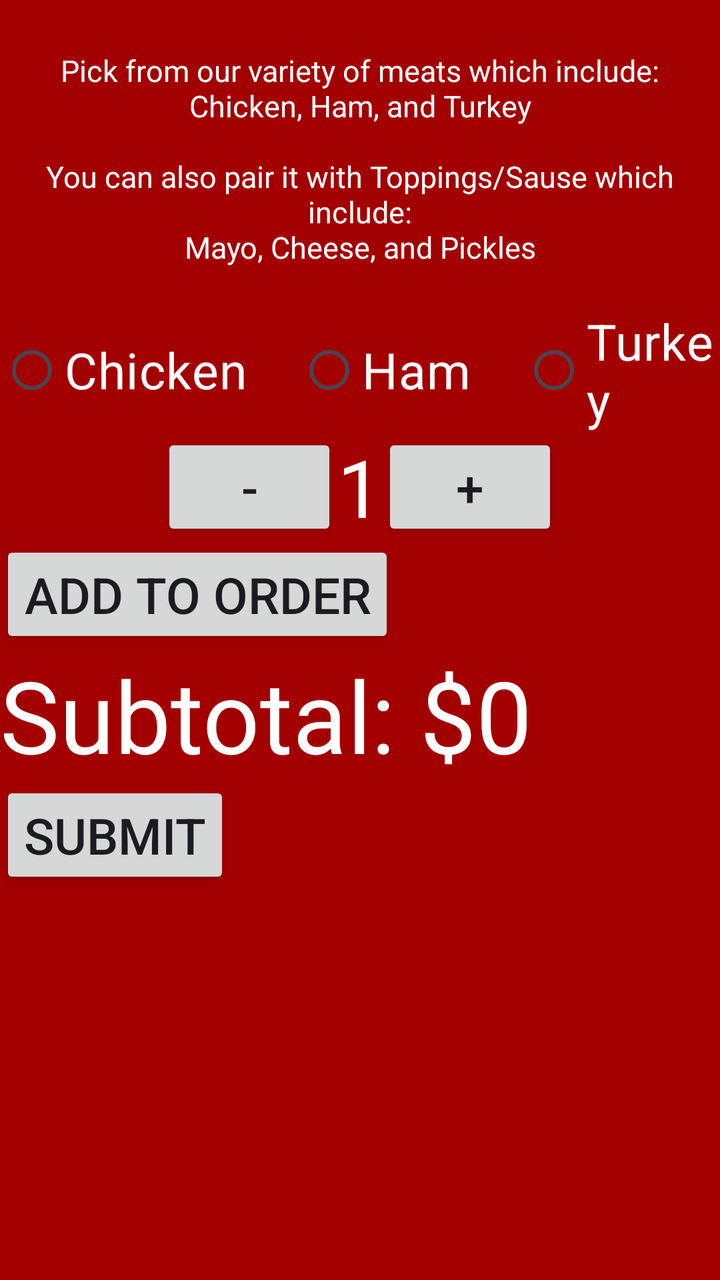
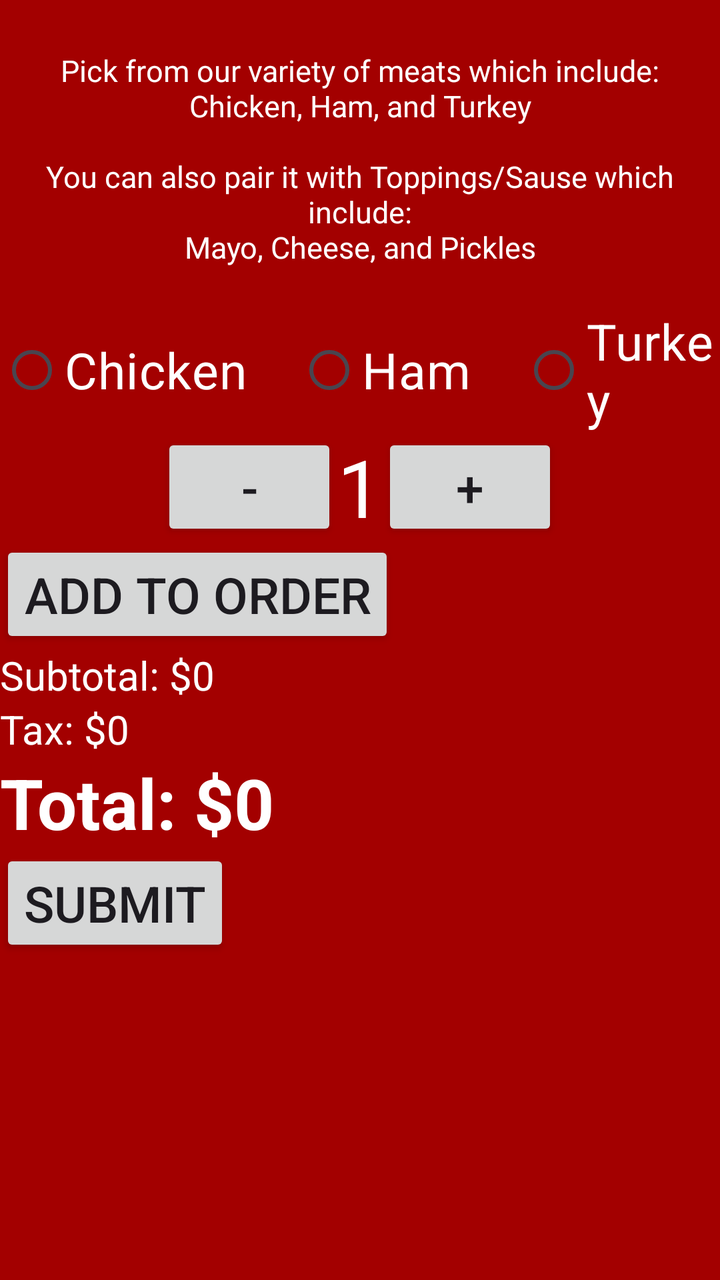

Screens rendered from an Android XML layout before and after an edit, with the pre-edit source and the edit as a unified diff.
<!-- AndroidManifest.xml: application theme Theme.DonniesMeatsYeah -->
<!-- res/layout/activity_sandwich.xml -->
<?xml version="1.0" encoding="utf-8"?>
<LinearLayout
    android:layout_width="match_parent"
    android:layout_height="match_parent"
    android:orientation="vertical"
    android:gravity="top"
    android:background="@color/red"

    xmlns:android="http://schemas.android.com/apk/res/android">

    <View
        android:layout_width="match_parent"
        android:layout_height="25sp"/>

    <TextView
        android:layout_width="match_parent"
        android:layout_height="wrap_content"
        android:text="Pick from our variety of meats which include:\nChicken, Ham, and Turkey\n\nYou can also pair it with Toppings/Sause which include:\nMayo, Cheese, and Pickles"
        android:textColor="@color/white"
        android:textSize="15sp"
        android:gravity="center"/>
    <View
        android:layout_width="match_parent"
        android:layout_height="20sp"/>

    <RadioGroup
        android:layout_width="match_parent"
        android:layout_height="wrap_content"
        android:orientation="horizontal"
        android:gravity="center"
        android:id="@+id/meatRGRP">

        <RadioButton
            android:layout_width="wrap_content"
            android:layout_height="wrap_content"
            android:text="Chicken"
            android:textColor="@color/white"
            android:textSize="25sp"
            android:textColorHighlight="@color/red"
            android:shadowColor="@color/red"
            android:id="@+id/chickenbut"/>
        <View
            android:layout_width="25sp"
            android:layout_height="match_parent"/>
        <RadioButton
            android:layout_width="wrap_content"
            android:layout_height="wrap_content"
            android:text="Ham"
            android:textColor="@color/white"
            android:textSize="25sp"
            android:textColorHighlight="@color/red"
            android:shadowColor="@color/red"
            android:id="@+id/hambut"/>
        <View
            android:layout_width="25sp"
            android:layout_height="match_parent"/>
        <RadioButton
            android:layout_width="wrap_content"
            android:layout_height="wrap_content"
            android:text="Turkey"
            android:textColor="@color/white"
            android:textSize="25sp"
            android:textColorHighlight="@color/red"
            android:shadowColor="@color/red"
            android:id="@+id/turkeybut"/>
    </RadioGroup>

    <LinearLayout
        android:layout_width="match_parent"
        android:layout_height="wrap_content"
        android:orientation="horizontal"
        android:gravity="center">

        <Button
            android:layout_width="wrap_content"
            android:layout_height="wrap_content"
            android:text="-"
            android:id="@+id/minusBTN"
            android:textSize="25sp"
            />
        <TextView
            android:layout_width="wrap_content"
            android:layout_height="wrap_content"
            android:text="1"
            android:textSize="40sp"
            android:textColor="@color/white"
            android:id="@+id/quantityTV"
            android:inputType="number"
            />
        <Button
            android:layout_width="wrap_content"
            android:layout_height="wrap_content"
            android:text="+"
            android:id="@+id/plusBTN"
            android:textSize="25sp"
            />

    </LinearLayout>
    <Button
        android:layout_width="wrap_content"
        android:layout_height="wrap_content"
        android:textSize="25sp"
        android:id="@+id/addOrderBTN"
        android:text="ADD TO ORDER"/>
    <TextView
        android:layout_width="wrap_content"
        android:layout_height="wrap_content"
        android:text="Subtotal: $0"
        android:textColor="@color/white"
        android:textSize="50sp"
        android:id="@+id/subtotalTV"/>
    <Button
        android:layout_width="wrap_content"
        android:layout_height="wrap_content"
        android:textSize="25sp"
        android:text="SUBMIT"
        android:id="@+id/submitBTN"/>




</LinearLayout>
<!-- resources referenced by this layout -->
<resources>
  <color name="red">#A30000</color>
  <color name="white">#FFFFFFFF</color>
  <style name="Theme.DonniesMeatsYeah" parent="Base.Theme.DonniesMeatsYeah" />
  <style name="Base.Theme.DonniesMeatsYeah" parent="Theme.Material3.DayNight.NoActionBar">
          
          
      </style>
</resources>

<!-- the commit's change to res/layout/activity_sandwich.xml (unified diff, before → after) -->
@@ -107,8 +107,23 @@
         android:layout_height="wrap_content"
         android:text="Subtotal: $0"
         android:textColor="@color/white"
-        android:textSize="50sp"
+        android:textSize="20sp"
         android:id="@+id/subtotalTV"/>
+    <TextView
+        android:layout_width="wrap_content"
+        android:layout_height="wrap_content"
+        android:text="Tax: $0"
+        android:textColor="@color/white"
+        android:textSize="20sp"
+        android:id="@+id/taxTV"/>
+    <TextView
+        android:layout_width="wrap_content"
+        android:layout_height="wrap_content"
+        android:text="Total: $0"
+        android:textColor="@color/white"
+        android:textSize="35sp"
+        android:textStyle="bold"
+        android:id="@+id/totalTV"/>
     <Button
         android:layout_width="wrap_content"
         android:layout_height="wrap_content"
